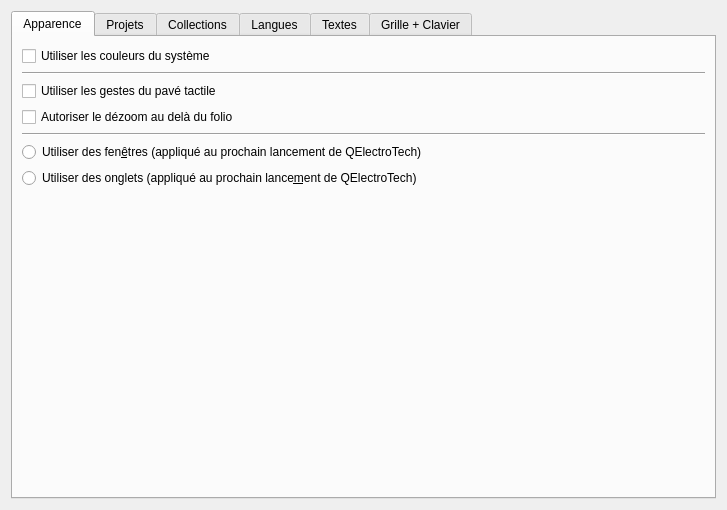
This is sources/ui/configpage/generalconfigurationpage.ui in qelectrotech/qelectrotech-source-mirror as Qt 5 draws it before an edit. The edited form follows.
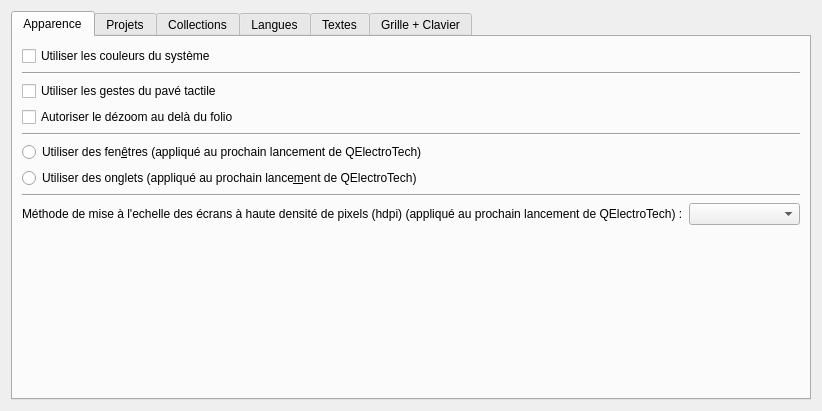
This is the edited form. The open tabs and pages were chosen to show the change.

Commit message:
Add possibility to user to choose hdpi round policy
Add combo box in general configuration dialog to let user
choose the round policy to use with hdpi screen.

Diff of the .ui file:
```diff
--- a/sources/ui/configpage/generalconfigurationpage.ui
+++ b/sources/ui/configpage/generalconfigurationpage.ui
@@ -6,8 +6,8 @@
    <rect>
     <x>0</x>
     <y>0</y>
-    <width>727</width>
-    <height>510</height>
+    <width>822</width>
+    <height>411</height>
    </rect>
   </property>
   <property name="windowTitle">
@@ -73,6 +73,41 @@
          </property>
         </widget>
        </item>
+       <item>
+        <widget class="Line" name="line_4">
+         <property name="orientation">
+          <enum>Qt::Horizontal</enum>
+         </property>
+        </widget>
+       </item>
+       <item>
+        <widget class="QWidget" name="m_hdpi_round_policy_widget" native="true">
+         <layout class="QHBoxLayout" name="horizontalLayout">
+          <property name="leftMargin">
+           <number>0</number>
+          </property>
+          <property name="topMargin">
+           <number>0</number>
+          </property>
+          <property name="rightMargin">
+           <number>0</number>
+          </property>
+          <property name="bottomMargin">
+           <number>0</number>
+          </property>
+          <item>
+           <widget class="QLabel" name="label_2">
+            <property name="text">
+             <string>Méthode de mise à l'echelle des écrans à haute densité de pixels (hdpi) (appliqué au prochain lancement de QElectroTech) :</string>
+            </property>
+           </widget>
+          </item>
+          <item>
+           <widget class="QComboBox" name="m_hdpi_round_policy_cb"/>
+          </item>
+         </layout>
+        </widget>
+       </item>
        <item>
         <spacer name="verticalSpacer">
          <property name="orientation">
```
Left out of the diff: 2 changed lines with no effect on the pictures. The commit also changes 4 other files.
